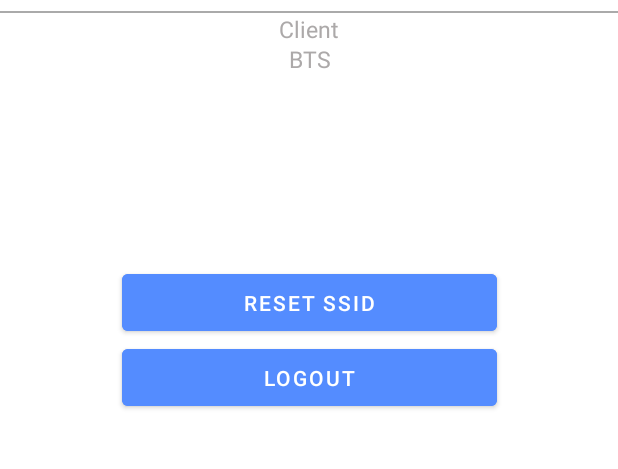
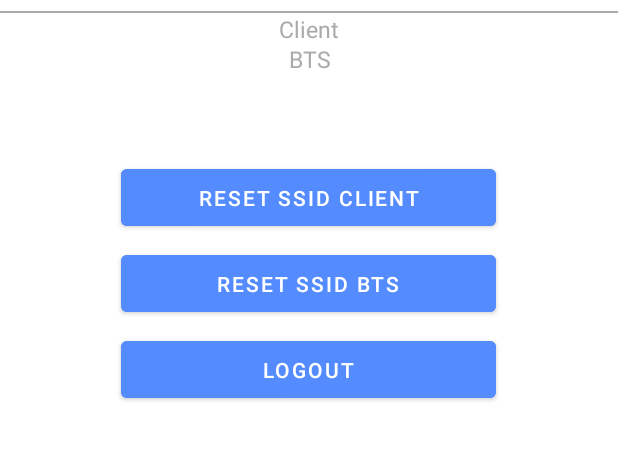
Before and after one commit to anggatonja/remotepointing, an Android app: the Pengaturan screen opened directly, with no data from a screen before it, on a phone screen of 412 x 824 dp, the part 152-621 px from its top. Run offline under Robolectric (Android 15) with nearby library versions, the phone set to English and light mode, and no system bars; our stand-ins replace Firebase (no records; nobody signed in at launch, a user with empty details on screens opened directly).

Commit message:
update tombol reset ssid

```diff
--- a/app/src/main/res/layout/activity_btsnearby.xml
+++ b/app/src/main/res/layout/activity_btsnearby.xml
@@ -47,7 +47,7 @@
         android:layout_width="wrap_content"
         android:layout_height="wrap_content"
         android:layout_marginStart="50dp"
-        android:text="@string/bts_nearby"
+        android:text="BTS Terdekat"
         android:textColor="@color/blue"
         android:textSize="15sp"
         app:layout_constraintStart_toEndOf="@+id/pointing"
--- a/app/src/main/res/layout/activity_pengaturan.xml
+++ b/app/src/main/res/layout/activity_pengaturan.xml
@@ -101,17 +101,35 @@
         app:layout_constraintStart_toStartOf="parent"
         app:layout_constraintTop_toBottomOf="@+id/view" />
 
+
     <Button
         android:id="@+id/buttonpengaturan"
         android:layout_width="250dp"
         android:layout_height="50dp"
         android:layout_marginBottom="350dp"
         android:backgroundTint="@color/blue"
-        android:text="Reset SSID"
+        android:text="Reset SSID Client"
         app:layout_constraintBottom_toBottomOf="parent"
         app:layout_constraintEnd_toEndOf="parent"
+        app:layout_constraintHorizontal_bias="0.496"
         app:layout_constraintStart_toStartOf="parent"
-        app:layout_constraintTop_toBottomOf="@+id/status" />
+        app:layout_constraintTop_toBottomOf="@+id/status"
+        app:layout_constraintVertical_bias="0.261" />
+
+    <Button
+        android:id="@+id/buttonpengaturan2"
+        android:layout_width="250dp"
+        android:layout_height="50dp"
+        android:layout_marginBottom="350dp"
+        android:backgroundTint="@color/blue"
+        android:text="Reset SSID BTS"
+        app:layout_constraintBottom_toBottomOf="parent"
+        app:layout_constraintEnd_toEndOf="parent"
+        app:layout_constraintHorizontal_bias="0.496"
+        app:layout_constraintStart_toStartOf="parent"
+        app:layout_constraintTop_toBottomOf="@+id/status"
+        app:layout_constraintVertical_bias="0.457" />
+
     <Button
         android:id="@+id/buttonlogout"
         android:layout_width="250dp"
@@ -121,8 +139,10 @@
         android:text="Logout"
         app:layout_constraintBottom_toBottomOf="parent"
         app:layout_constraintEnd_toEndOf="parent"
+        app:layout_constraintHorizontal_bias="0.496"
         app:layout_constraintStart_toStartOf="parent"
-        app:layout_constraintTop_toBottomOf="@+id/status" />
+        app:layout_constraintTop_toBottomOf="@+id/status"
+        app:layout_constraintVertical_bias="0.488" />
 
 
 </androidx.constraintlayout.widget.ConstraintLayout>
```
Also changed, not shown: app/src/main/java/com/example/projekta/Pengaturan.java (+33 -0 lines), app/src/main/res/layout/dialog_reset_bts.xml (added, +20 -0 lines).
